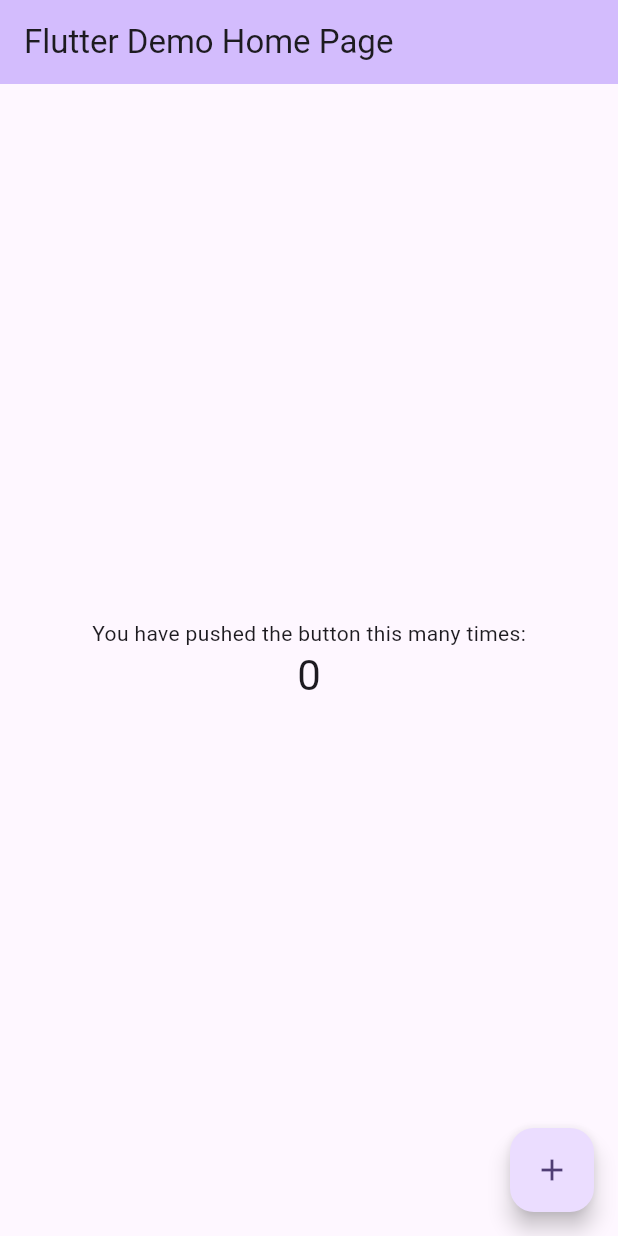
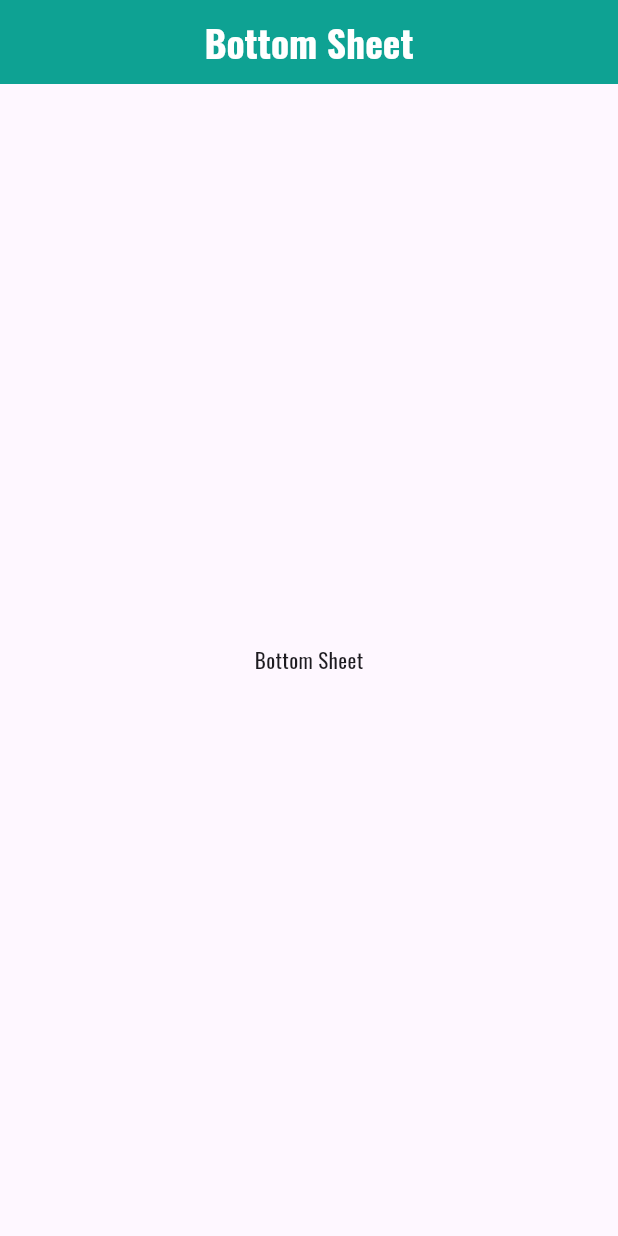
Before and after one commit to alhasann351/bottom_sheet, a Flutter app: the screen it shows after launch, on a phone screen of 412 x 824 dp. Run offline on Flutter 3.47's test engine with Material 3 defaults, Android fonts, the phone set to English and light mode, and no system bars; our stand-ins replace google_fonts.

Commit message:
appbar added

```diff
--- a/lib/main.dart
+++ b/lib/main.dart
@@ -1,4 +1,5 @@
 import 'package:flutter/material.dart';
+import 'package:google_fonts/google_fonts.dart';
 
 void main() {
   runApp(const MyApp());
@@ -7,119 +8,37 @@ void main() {
 class MyApp extends StatelessWidget {
   const MyApp({super.key});
 
-  // This widget is the root of your application.
   @override
   Widget build(BuildContext context) {
     return MaterialApp(
-      title: 'Flutter Demo',
+      debugShowCheckedModeBanner: false,
       theme: ThemeData(
-        // This is the theme of your application.
-        //
-        // TRY THIS: Try running your application with "flutter run". You'll see
-        // the application has a purple toolbar. Then, without quitting the app,
-        // try changing the seedColor in the colorScheme below to Colors.green
-        // and then invoke "hot reload" (save your changes or press the "hot
-        // reload" button in a Flutter-supported IDE, or press "r" if you used
-        // the command line to start the app).
-        //
-        // Notice that the counter didn't reset back to zero; the application
-        // state is not lost during the reload. To reset the state, use hot
-        // restart instead.
-        //
-        // This works for code too, not just values: Most code changes can be
-        // tested with just a hot reload.
-        colorScheme: ColorScheme.fromSeed(seedColor: Colors.deepPurple),
-        useMaterial3: true,
+        textTheme: GoogleFonts.oswaldTextTheme(),
+        primaryColor: const Color(0xFF0EA293),
       ),
-      home: const MyHomePage(title: 'Flutter Demo Home Page'),
+      home: const MyHomePage(),
     );
   }
 }
 
 class MyHomePage extends StatefulWidget {
-  const MyHomePage({super.key, required this.title});
-
-  // This widget is the home page of your application. It is stateful, meaning
-  // that it has a State object (defined below) that contains fields that affect
-  // how it looks.
-
-  // This class is the configuration for the state. It holds the values (in this
-  // case the title) provided by the parent (in this case the App widget) and
-  // used by the build method of the State. Fields in a Widget subclass are
-  // always marked "final".
-
-  final String title;
+  const MyHomePage({super.key});
 
   @override
   State<MyHomePage> createState() => _MyHomePageState();
 }
 
 class _MyHomePageState extends State<MyHomePage> {
-  int _counter = 0;
-
-  void _incrementCounter() {
-    setState(() {
-      // This call to setState tells the Flutter framework that something has
-      // changed in this State, which causes it to rerun the build method below
-      // so that the display can reflect the updated values. If we changed
-      // _counter without calling setState(), then the build method would not be
-      // called again, and so nothing would appear to happen.
-      _counter++;
-    });
-  }
 
   @override
   Widget build(BuildContext context) {
-    // This method is rerun every time setState is called, for instance as done
-    // by the _incrementCounter method above.
-    //
-    // The Flutter framework has been optimized to make rerunning build methods
-    // fast, so that you can just rebuild anything that needs updating rather
-    // than having to individually change instances of widgets.
     return Scaffold(
       appBar: AppBar(
-        // TRY THIS: Try changing the color here to a specific color (to
-        // Colors.amber, perhaps?) and trigger a hot reload to see the AppBar
-        // change color while the other colors stay the same.
-        backgroundColor: Theme.of(context).colorScheme.inversePrimary,
-        // Here we take the value from the MyHomePage object that was created by
-        // the App.build method, and use it to set our appbar title.
-        title: Text(widget.title),
+        backgroundColor: Theme.of(context).primaryColor,
+        centerTitle: true,
+        title: const Text('Bottom Sheet', style: TextStyle(fontWeight: FontWeight.bold, fontSize: 25, color: Colors.white,),),
       ),
-      body: Center(
-        // Center is a layout widget. It takes a single child and positions it
-        // in the middle of the parent.
-        child: Column(
-          // Column is also a layout widget. It takes a list of children and
-          // arranges them vertically. By default, it sizes itself to fit its
-          // children horizontally, and tries to be as tall as its parent.
-          //
-          // Column has various properties to control how it sizes itself and
-          // how it positions its children. Here we use mainAxisAlignment to
-          // center the children vertically; the main axis here is the vertical
-          // axis because Columns are vertical (the cross axis would be
-          // horizontal).
-          //
-          // TRY THIS: Invoke "debug painting" (choose the "Toggle Debug Paint"
-          // action in the IDE, or press "p" in the console), to see the
-          // wireframe for each widget.
-          mainAxisAlignment: MainAxisAlignment.center,
-          children: <Widget>[
-            const Text(
-              'You have pushed the button this many times:',
-            ),
-            Text(
-              '$_counter',
-              style: Theme.of(context).textTheme.headlineMedium,
-            ),
-          ],
-        ),
-      ),
-      floatingActionButton: FloatingActionButton(
-        onPressed: _incrementCounter,
-        tooltip: 'Increment',
-        child: const Icon(Icons.add),
-      ), // This trailing comma makes auto-formatting nicer for build methods.
+      body: const Center(child: Text('Bottom Sheet'),),
     );
   }
 }
--- a/pubspec.yaml
+++ b/pubspec.yaml
@@ -35,6 +35,7 @@ dependencies:
   # The following adds the Cupertino Icons font to your application.
   # Use with the CupertinoIcons class for iOS style icons.
   cupertino_icons: ^1.0.2
+  google_fonts:
 
 dev_dependencies:
   flutter_test:
```
Also changed, not shown: pubspec.lock.
